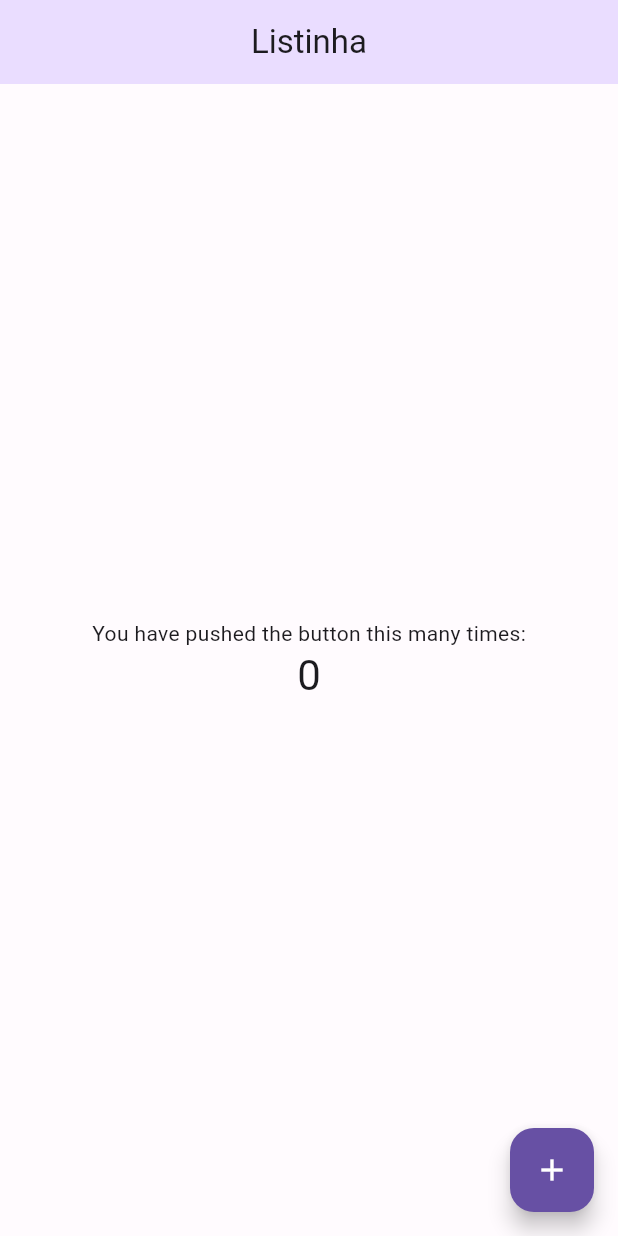
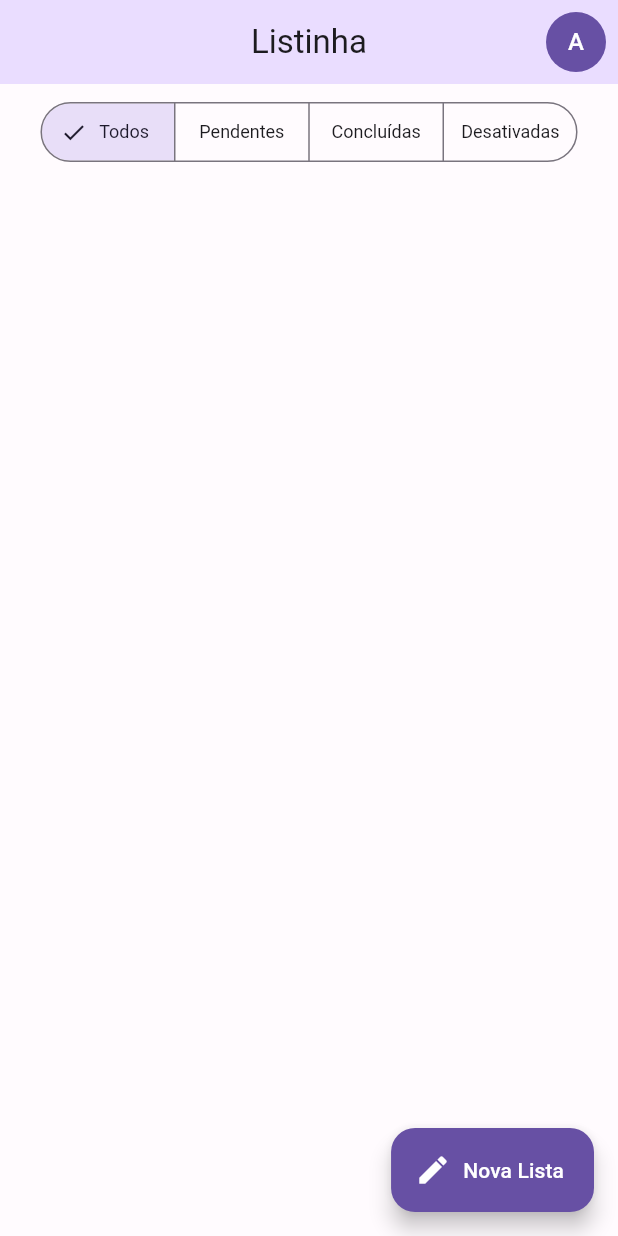
Before and after one commit to adaltoprado/Listinha, a Flutter app: the screen it shows after launch, on a phone screen of 412 x 824 dp. Run offline on Flutter 3.47's test engine with Material 2 defaults, Android fonts, the phone set to English and light mode, and no system bars.

Commit message:
Componentização

```diff
--- a/app/lib/main.dart
+++ b/app/lib/main.dart
@@ -1,68 +1,6 @@
 import 'package:flutter/material.dart';
-import 'package:listinha/src/shared/themes/themes.dart';
+import 'package:listinha/src/app_widget.dart';
 
 void main() {
-  runApp(const MyApp());
+  runApp(const AppWidget());
 }
-
-class MyApp extends StatelessWidget {
-  const MyApp({super.key});
-
-  @override
-  Widget build(BuildContext context) {
-    return MaterialApp(
-      title: 'Flutter Demo',
-      debugShowCheckedModeBanner: false,
-      themeMode: ThemeMode.light,
-      theme: lightTheme,
-      darkTheme: darkTheme,
-      home: const MyHomePage(title: 'Listinha'),
-    );
-  }
-}
-
-class MyHomePage extends StatefulWidget {
-  const MyHomePage({super.key, required this.title});
-  final String title;
-
-  @override
-  State<MyHomePage> createState() => _MyHomePageState();
-}
-
-class _MyHomePageState extends State<MyHomePage> {
-  int _counter = 0;
-
-  void _incrementCounter() {
-    setState(() {
-      _counter++;
-    });
-  }
-
-  @override
-  Widget build(BuildContext context) {
-    return Scaffold(
-      appBar: AppBar(
-        title: Text(widget.title),
-      ),
-      body: Center(
-        child: Column(
-          mainAxisAlignment: MainAxisAlignment.center,
-          children: <Widget>[
-            const Text(
-              'You have pushed the button this many times:',
-            ),
-            Text(
-              '$_counter',
-              style: Theme.of(context).textTheme.headlineMedium,
-            ),
-          ],
-        ),
-      ),
-      floatingActionButton: FloatingActionButton(
-        onPressed: _incrementCounter,
-        tooltip: 'Increment',
-        child: const Icon(Icons.add),
-      ),
-    );
-  }
-}
--- a/app/lib/src/app_widget.dart
+++ b/app/lib/src/app_widget.dart
@@ -1,6 +1,6 @@
 import 'package:flutter/material.dart';
+import 'package:listinha/src/home/home_page.dart';
 
-import '../main.dart';
 import 'shared/themes/themes.dart';
 
 class AppWidget extends StatelessWidget {
@@ -15,7 +15,7 @@ class AppWidget extends StatelessWidget {
       themeMode: ThemeMode.light,
       theme: lightTheme,
       darkTheme: darkTheme,
-      home: const MyHomePage(title: 'Listinha'),
+      home: const HomePage(title: 'Listinha'),
     );
   }
 }
--- /dev/null
+++ b/app/lib/src/home/home_page.dart
@@ -0,0 +1,62 @@
+import 'package:flutter/material.dart';
+import 'package:listinha/src/shared/widgets/user_image_button.dart';
+
+class HomePage extends StatefulWidget {
+  const HomePage({super.key, required String title});
+
+  @override
+  State<HomePage> createState() => _HomePageState();
+}
+
+class _HomePageState extends State<HomePage> {
+  @override
+  Widget build(BuildContext context) {
+    return Scaffold(
+      appBar: AppBar(
+        title: const Text('Listinha'),
+        actions: const [
+          Padding(
+            padding: EdgeInsets.only(right: 8),
+            child: UserImageButton(),
+          ),
+        ],
+      ),
+      body: Center(
+        child: Column(
+          children: [
+            Padding(
+              padding: const EdgeInsets.all(8.0),
+              child: SegmentedButton<int>(
+                segments: const [
+                  ButtonSegment(
+                    value: 0,
+                    label: Text('Todos'),
+                  ),
+                  ButtonSegment(
+                    value: 1,
+                    label: Text('Pendentes'),
+                  ),
+                  ButtonSegment(
+                    value: 2,
+                    label: Text('Concluídas'),
+                  ),
+                  ButtonSegment(
+                    value: 3,
+                    label: Text('Desativadas'),
+                  ),
+                ],
+                selected: const {0},
+                onSelectionChanged: (values) {},
+              ),
+            ),
+          ],
+        ),
+      ),
+      floatingActionButton: FloatingActionButton.extended(
+        icon: const Icon(Icons.edit),
+        label: const Text('Nova Lista'),
+        onPressed: () {},
+      ),
+    );
+  }
+}
--- a/app/lib/src/shared/themes/themes.dart
+++ b/app/lib/src/shared/themes/themes.dart
@@ -2,7 +2,7 @@ import 'package:flutter/material.dart';
 
 part 'color_schemes.g.dart';
 
-final lightTheme = ThemeData(
+ThemeData get lightTheme => ThemeData(
       useMaterial3: true,
       colorScheme: _lightColorScheme,
       appBarTheme: AppBarTheme(
@@ -13,9 +13,18 @@ final lightTheme = ThemeData(
         backgroundColor: _lightColorScheme.primary,
         foregroundColor: Colors.white,
       ),
+      segmentedButtonTheme: SegmentedButtonThemeData(
+        style: ButtonStyle(
+          textStyle: MaterialStateProperty.resolveWith<TextStyle>((states) {
+            return TextStyle(
+              fontSize: 12,
+            );
+          }),
+        ),
+      ),
     );
 
-final darkTheme = ThemeData(
+ThemeData get darkTheme => ThemeData(
       useMaterial3: true,
       colorScheme: _darkColorScheme,
       appBarTheme: AppBarTheme(
--- /dev/null
+++ b/app/lib/src/shared/widgets/user_image_button.dart
@@ -0,0 +1,16 @@
+import 'package:flutter/material.dart';
+
+class UserImageButton extends StatelessWidget {
+  const UserImageButton({super.key});
+
+  @override
+  Widget build(BuildContext context) {
+    return GestureDetector(
+      child: CircleAvatar(
+        backgroundColor: Theme.of(context).primaryColor,
+        foregroundColor: Colors.white,
+        child: const Text('A'),
+      ),
+    );
+  }
+}
```
Also changed, not shown: 1 other file. Lines whose indentation alone changed are shown as unchanged.
